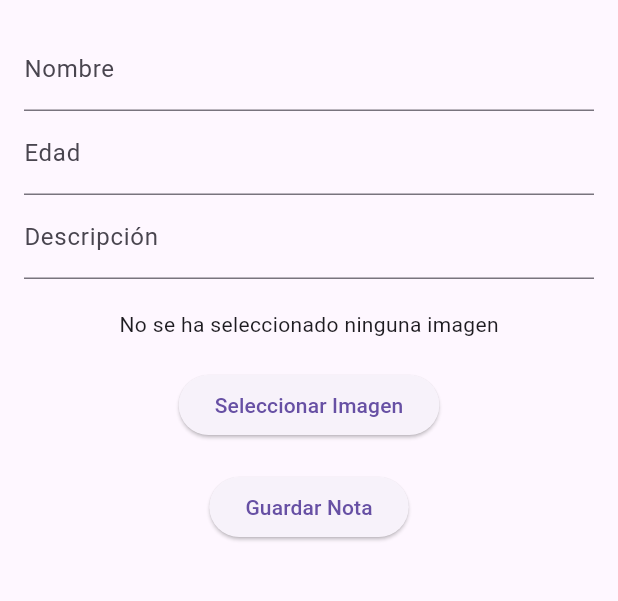
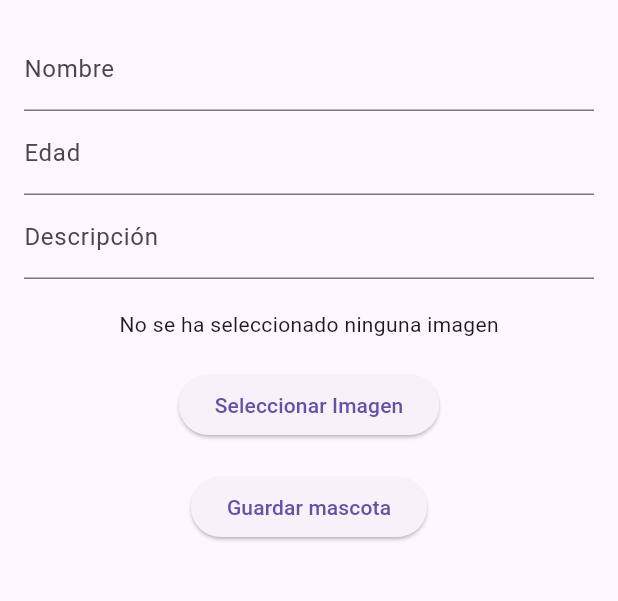
Before and after one commit to CindyBarria/PetCareApp, a Flutter app: the screen it shows after launch, after a tap on "Ingresar", after a tap on "Agregar", on a phone screen of 412 x 824 dp, the part 81-682 px from its top. Run offline on Flutter 3.47's test engine with Material 3 defaults, Android fonts, the phone set to English and light mode, and no system bars; our stand-ins replace image_picker.

Commit message:
se agrega commit final

```diff
--- a/petCare/lib/model/notas.dart
+++ b/petCare/lib/model/notas.dart
@@ -1,12 +1,12 @@
 class Notas {
   String nombre;
-  String? edad;
+  String edad;
   String descripcion;
   String? imagePath;
 
   Notas({
     required this.nombre,
-    this.edad,
+    required this.edad,
     required this.descripcion,
     this.imagePath,
   });
--- a/petCare/lib/screens/Notas.dart
+++ b/petCare/lib/screens/Notas.dart
@@ -62,7 +62,7 @@ class NotesScreenState extends State<NotesScreen> {
                         children: [
                           ClipRRect(
                             borderRadius:
-                                BorderRadius.circular(8), // Bordes redondeados
+                                BorderRadius.circular(8),
                             child: widget.notes[index].imagePath != null &&
                                     widget.notes[index].imagePath!.isNotEmpty
                                 ? Image.asset(
@@ -111,7 +111,7 @@ class NotesScreenState extends State<NotesScreen> {
                               ],
                             ),
                           ),
-                          // Botones de acción (Editar y Eliminar)
+                          // Botones Editar y Eliminar
                           Row(
                             children: [
                               IconButton(
--- a/petCare/lib/screens/bienvenida.dart
+++ b/petCare/lib/screens/bienvenida.dart
@@ -8,14 +8,11 @@ class Bienvenida extends StatelessWidget {
     return Scaffold(
       backgroundColor: const Color(0xFFFFF7EB),
       body: Column(
-        mainAxisAlignment: MainAxisAlignment.center,
+        mainAxisAlignment: MainAxisAlignment.spaceAround,
         children: [
-          Align(
-            alignment: Alignment.topCenter,
-            child: Image.asset('assets/images/pawsTop.png'),
-          ),
-          const SizedBox(height: 100),
-          Center(
+           Image.asset('assets/images/pawsTop.png'),
+
+           Center(
             child: Image.asset('assets/images/logoPrincipal.png'),
           ),
           TextButton(
@@ -35,11 +32,8 @@ class Bienvenida extends StatelessWidget {
               ),
             ),
           ),
-          Expanded(child: Container()),
-          Align(
-            alignment: Alignment.bottomCenter,
-            child: Image.asset('assets/images/pawsButton.png'),
-          ),
+          Image.asset('assets/images/pawsButton.png'),
+
         ],
       ),
     );
--- a/petCare/lib/screens/note_add.dart
+++ b/petCare/lib/screens/note_add.dart
@@ -59,7 +59,7 @@ class _NoteAddScreenState extends State<NoteAddScreen> {
               onPressed: () {
                 agregarNuevaNota(context);
               },
-              child: const Text('Guardar Nota'),
+              child: const Text('Guardar mascota'),
             ),
           ],
         ),
--- a/petCare/lib/screens/note_adit.dart
+++ b/petCare/lib/screens/note_adit.dart
@@ -19,6 +19,7 @@ class _NoteEditScreenState extends State<NoteEditScreen> {
   void initState() {
     super.initState();
     nombreController.text = widget.notaParaModificar.nombre;
+    edadController.text = widget.notaParaModificar.edad ;
     descriptionController.text = widget.notaParaModificar.descripcion;
     imagePathController.text = widget.notaParaModificar.imagePath ?? '';
   }
```
